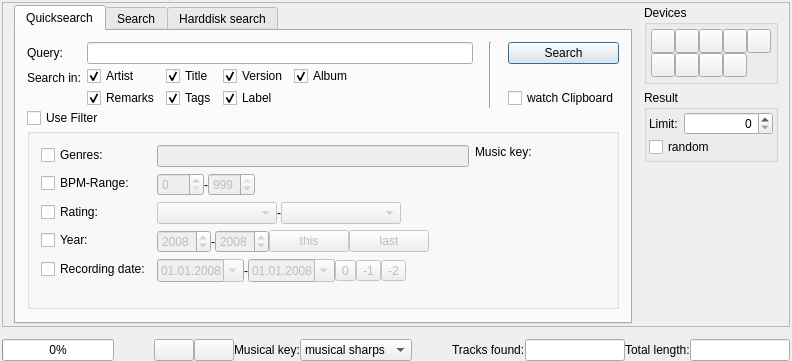
Before: the Qt Designer form src/search/search.ui in pfedick/winmusik, drawn with Qt 5.
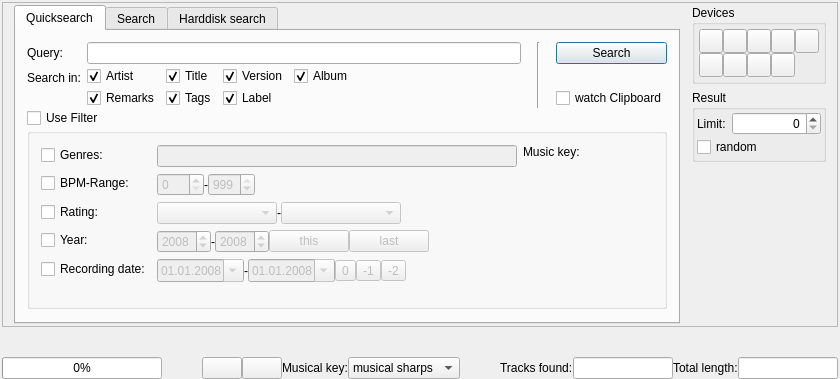
After: the same form once the commit is applied. Icons and pictures are not drawn. Custom widgets are drawn as their Qt base class.

```diff
--- a/src/search/search.ui
+++ b/src/search/search.ui
@@ -2,6 +2,14 @@
 <ui version="4.0">
  <class>searchClass</class>
  <widget class="QWidget" name="searchClass">
+  <property name="geometry">
+   <rect>
+    <x>0</x>
+    <y>0</y>
+    <width>840</width>
+    <height>379</height>
+   </rect>
+  </property>
   <property name="windowTitle">
    <string>WinMusik Search</string>
   </property>
```
Left out of the diff: 2 changed lines with no effect on the pictures.
